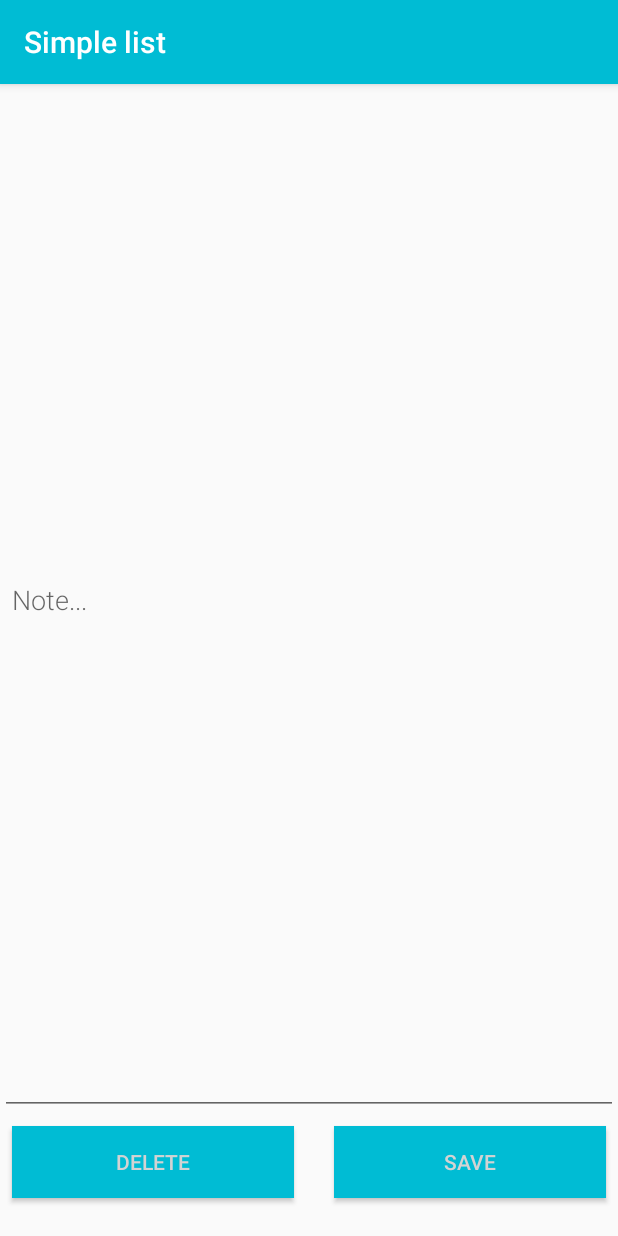
After one commit to SomeSimpleThings/simplelist, an Android app: the NoteDetailsFragment screen opened through its navigation route, on a phone screen of 412 x 824 dp. The commit adds this screen. Run offline under Robolectric (Android 15) with nearby library versions, the phone set to English and light mode, and no system bars; our stand-ins replace Firebase (no records; nobody signed in at launch, a user with empty details on screens opened directly).

Commit message:
moving to navcontroller

```diff
--- a/app/src/main/AndroidManifest.xml
+++ b/app/src/main/AndroidManifest.xml
@@ -14,9 +14,6 @@
         android:supportsRtl="true"
         android:theme="@style/AppTheme">
         <activity android:name=".SignInActivity"></activity>
-        <activity
-            android:name=".view.NoteActivity"
-            android:parentActivityName=".view.MainActivity" />
         <activity android:name=".view.MainActivity">
             <intent-filter>
                 <action android:name="android.intent.action.MAIN" />
--- /dev/null
+++ b/app/src/main/java/com/somethingsimple/simplelist/view/NoteDetailsFragment.java
@@ -0,0 +1,48 @@
+package com.somethingsimple.simplelist.view;
+
+
+import android.content.Intent;
+import android.os.Bundle;
+
+import androidx.fragment.app.Fragment;
+
+import android.view.LayoutInflater;
+import android.view.View;
+import android.view.ViewGroup;
+import android.widget.Button;
+import android.widget.EditText;
+
+import com.somethingsimple.simplelist.R;
+import com.somethingsimple.simplelist.db.Note;
+
+/**
+ * A simple {@link Fragment} subclass.
+ */
+public class NoteDetailsFragment extends Fragment {
+
+
+    private EditText mEditNoteView;
+    private Note mNote;
+
+    public NoteDetailsFragment() {
+        // Required empty public constructor
+    }
+
+
+    @Override
+    public View onCreateView(LayoutInflater inflater, ViewGroup container,
+                             Bundle savedInstanceState) {
+        // Inflate the layout for this fragment
+        View view = inflater.inflate(R.layout.fragment_note_details,
+                container, false);
+
+        mEditNoteView = view.findViewById(R.id.edit_word);
+        Button buttonSave = view.findViewById(R.id.button_save);
+        Button buttonDel = view.findViewById(R.id.button_delete);
+        if (getArguments() != null) {
+            mNote = getArguments().getParcelable("note");
+            mEditNoteView.setText(mNote.getNote());
+        }
+        return view;
+    }
+}
--- /dev/null
+++ b/app/src/main/java/com/somethingsimple/simplelist/view/NoteListFragment.java
@@ -0,0 +1,89 @@
+package com.somethingsimple.simplelist.view;
+
+
+import android.content.Intent;
+import android.os.Bundle;
+
+import androidx.annotation.NonNull;
+import androidx.annotation.Nullable;
+import androidx.fragment.app.Fragment;
+import androidx.lifecycle.ViewModelProviders;
+import androidx.navigation.NavController;
+import androidx.navigation.Navigation;
+import androidx.recyclerview.widget.ItemTouchHelper;
+import androidx.recyclerview.widget.LinearLayoutManager;
+import androidx.recyclerview.widget.RecyclerView;
+
+import android.view.LayoutInflater;
+import android.view.View;
+import android.view.ViewGroup;
+
+import com.google.android.material.floatingactionbutton.FloatingActionButton;
+import com.somethingsimple.simplelist.R;
+import com.somethingsimple.simplelist.db.Note;
+import com.somethingsimple.simplelist.model.NoteViewModel;
+
+
+/**
+ * A simple {@link Fragment} subclass.
+ */
+public class NoteListFragment extends Fragment {
+
+    private NoteViewModel noteViewModel;
+
+    public NoteListFragment() {
+        // Required empty public constructor
+    }
+
+
+    @Override
+    public View onCreateView(LayoutInflater inflater, ViewGroup container,
+                             Bundle savedInstanceState) {
+        View view = inflater.inflate(R.layout.fragment_note_list, container, false);
+        RecyclerView recyclerView = view.findViewById(R.id.recyclerview);
+        recyclerView.setLayoutManager(new LinearLayoutManager(getContext()));
+        NotesListAdapter adapter = new NotesListAdapter(this::onNoteClick);
+        noteViewModel = ViewModelProviders.of(this).get(NoteViewModel.class);
+        noteViewModel.getNotes().observe(this, adapter::submitList);
+
+        ItemTouchHelper itemTouchHelper = new ItemTouchHelper(
+                new ItemTouchHelper.SimpleCallback(0, ItemTouchHelper.LEFT) {
+                    @Override
+                    public boolean onMove(@NonNull RecyclerView recyclerView,
+                                          @NonNull RecyclerView.ViewHolder viewHolder,
+                                          @NonNull RecyclerView.ViewHolder target) {
+                        return false;
+                    }
+
+                    @Override
+                    public void onSwiped(@NonNull RecyclerView.ViewHolder viewHolder, int direction) {
+                        NotesListAdapter.NotesViewHolder holder = (NotesListAdapter.NotesViewHolder) viewHolder;
+                        if (holder.getNote() != null) {
+                            noteViewModel.delete(holder.getNote());
+                        }
+                    }
+                });
+        itemTouchHelper.attachToRecyclerView(recyclerView);
+        recyclerView.setAdapter(adapter);
+
+        FloatingActionButton fab = view.findViewById(R.id.fab);
+        fab.setOnClickListener(
+                Navigation.createNavigateOnClickListener(
+                        R.id.action_noteListFragment_to_noteDetailsFragment));
+
+        return view;
+    }
+
+    @Override
+    public void onViewCreated(@NonNull View view, @Nullable Bundle savedInstanceState) {
+        super.onViewCreated(view, savedInstanceState);
+
+    }
+
+    private void onNoteClick(Note note) {
+        Bundle bundle = new Bundle();
+        bundle.putParcelable("note", note);
+        Navigation.findNavController(getView()).navigate(
+                R.id.action_noteListFragment_to_noteDetailsFragment,bundle);
+    }
+}
--- a/app/src/main/res/layout/activity_main.xml
+++ b/app/src/main/res/layout/activity_main.xml
@@ -1,28 +1,19 @@
 <?xml version="1.0" encoding="utf-8"?>
-<androidx.constraintlayout.widget.ConstraintLayout xmlns:android="http://schemas.android.com/apk/res/android"
+<androidx.appcompat.widget.ContentFrameLayout xmlns:android="http://schemas.android.com/apk/res/android"
     xmlns:app="http://schemas.android.com/apk/res-auto"
     xmlns:tools="http://schemas.android.com/tools"
     android:layout_width="match_parent"
     android:layout_height="match_parent"
     tools:context=".view.MainActivity">
 
-    <androidx.recyclerview.widget.RecyclerView
-        android:id="@+id/recyclerview"
-        android:layout_width="match_parent"
-        android:layout_height="match_parent"
-        android:background="@android:color/darker_gray"
-        tools:listitem="@layout/recyclerview_item" />
+   <fragment
+    android:id="@+id/nav_host_fragment"
+    android:name="androidx.navigation.fragment.NavHostFragment"
+    android:layout_width="match_parent"
+    android:layout_height="match_parent"
+    app:defaultNavHost="true"
+    app:navGraph="@navigation/nav_graph" />
 
-    <com.google.android.material.floatingactionbutton.FloatingActionButton
-        android:id="@+id/fab"
-        android:layout_width="wrap_content"
-        android:layout_height="wrap_content"
-        android:layout_gravity="end|bottom"
-        android:layout_margin="16dp"
-        android:layout_marginEnd="16dp"
-        android:layout_marginBottom="32dp"
-        android:src="@drawable/ic_add_black_24dp"
-        app:backgroundTint="@color/colorPrimary"
-        app:layout_constraintBottom_toBottomOf="parent"
-        app:layout_constraintEnd_toEndOf="parent" />
-</androidx.constraintlayout.widget.ConstraintLayout>
+
+
+</androidx.appcompat.widget.ContentFrameLayout>
--- a/app/src/main/res/layout/activity_sign_in.xml
+++ b/app/src/main/res/layout/activity_sign_in.xml
@@ -27,6 +27,6 @@
         android:id="@+id/sign_in_anon"
         android:layout_width="wrap_content"
         android:layout_height="wrap_content"
-        android:text="@string/sign_anon_button" />
+        android:text="Button" />
 
 </LinearLayout>
--- a/app/src/main/res/layout/activity_note.xml
+++ b/app/src/main/res/layout/fragment_note_details.xml
@@ -4,7 +4,7 @@
     xmlns:tools="http://schemas.android.com/tools"
     android:layout_width="match_parent"
     android:layout_height="match_parent"
-    tools:context=".view.NoteActivity">
+    tools:context=".view.MainActivity">
 
     <EditText
         android:id="@+id/edit_word"
@@ -13,7 +13,7 @@
         android:layout_marginBottom="7dp"
         android:fontFamily="sans-serif-light"
         android:hint="@string/hint_note"
-        android:inputType="textAutoComplete"
+        android:inputType="textMultiLine"
         android:padding="@dimen/small_padding"
         android:textSize="18sp"
         app:layout_constraintBottom_toTopOf="@+id/button_delete"
--- a/app/src/main/res/layout/recyclerview_item.xml
+++ b/app/src/main/res/layout/recyclerview_item.xml
@@ -14,6 +14,7 @@
             style="@style/note_title"
             android:layout_width="match_parent"
             android:layout_height="wrap_content"
+            android:hint="@string/hint_note"
             android:background="@color/colorPrimary" />
 
     </RelativeLayout>
--- /dev/null
+++ b/app/src/main/res/navigation/nav_graph.xml
@@ -0,0 +1,35 @@
+<?xml version="1.0" encoding="utf-8"?>
+<navigation xmlns:android="http://schemas.android.com/apk/res/android"
+    xmlns:app="http://schemas.android.com/apk/res-auto"
+    xmlns:tools="http://schemas.android.com/tools"
+    android:id="@+id/nav_graph"
+    app:startDestination="@id/noteListFragment">
+
+    <fragment
+        android:id="@+id/noteDetailsFragment"
+        android:name="com.somethingsimple.simplelist.view.NoteDetailsFragment"
+        android:label="fragment_note_details"
+        tools:layout="@layout/fragment_note_details" />
+    <fragment
+        android:id="@+id/noteListFragment"
+        android:name="com.somethingsimple.simplelist.view.NoteListFragment"
+        android:label="fragment_note_list"
+        tools:layout="@layout/fragment_note_list" >
+        <action
+            android:id="@+id/action_noteListFragment_to_noteDetailsFragment"
+            app:destination="@id/noteDetailsFragment"
+            app:enterAnim="@anim/nav_default_enter_anim"
+            app:exitAnim="@anim/nav_default_exit_anim"
+            app:popEnterAnim="@anim/nav_default_pop_enter_anim"
+            app:popExitAnim="@anim/nav_default_pop_exit_anim" />
+        <action
+            android:id="@+id/action_noteListFragment_to_signInActivity"
+            app:destination="@id/signInActivity" />
+    </fragment>
+
+    <activity
+        android:id="@+id/signInActivity"
+        android:name="com.somethingsimple.simplelist.SignInActivity"
+        android:label="activity_sign_in"
+        tools:layout="@layout/activity_sign_in" />
+</navigation>
--- a/app/src/main/res/values/colors.xml
+++ b/app/src/main/res/values/colors.xml
@@ -1,7 +1,17 @@
 <?xml version="1.0" encoding="utf-8"?>
 <resources>
-    <color name="colorPrimary">#00838F</color>
-    <color name="colorPrimaryDark">#00897B</color>
-    <color name="colorAccent">#5E35B1</color>
+    <color name="colorPrimary">#00BCD4</color>
+    <color name="colorPrimaryDark">#0097A7</color>
+    <color name="colorPrimaryLight">#0097A7</color>
+    <color name="colorAccent">#FFC107</color>
     <color name="buttonLabel">#d3d3d3</color>
+
+    <color name="primary">#00BCD4</color>
+    <color name="primary_dark">#0097A7</color>
+    <color name="primary_light">#B2EBF2</color>
+    <color name="accent">#FFC107</color>
+    <color name="primary_text">#212121</color>
+    <color name="secondary_text">#757575</color>
+    <color name="icons">#FFFFFF</color>
+    <color name="divider">#BDBDBD</color>
 </resources>
--- a/app/src/main/res/values/strings.xml
+++ b/app/src/main/res/values/strings.xml
@@ -11,5 +11,7 @@
     <string name="sign_in">Sign in</string>
     <string name="sign_in_message">Sign in with Google to keep your notes in cloud</string>
     <string name="google_ps_error">Google Play Services error.</string>
-    <string name="sign_anon_button">Anonimous</string>
+
+    <!-- TODO: Remove or change this placeholder text -->
+    <string name="hello_blank_fragment">Hello blank fragment</string>
 </resources>
```
Also changed, not shown: app/build.gradle (+7 -4 lines), app/src/main/java/com/somethingsimple/simplelist/view/MainActivity.java (+9 -43 lines), app/src/main/java/com/somethingsimple/simplelist/view/NoteActivity.java (deleted, +0 -46 lines), app/src/main/res/layout/fragment_note_list.xml (added, +28 -0 lines).
